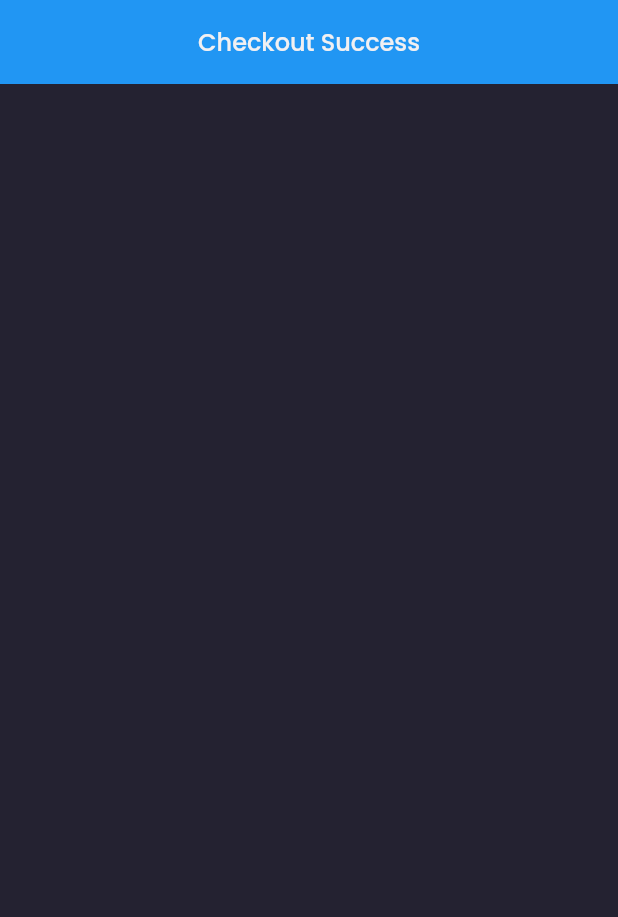
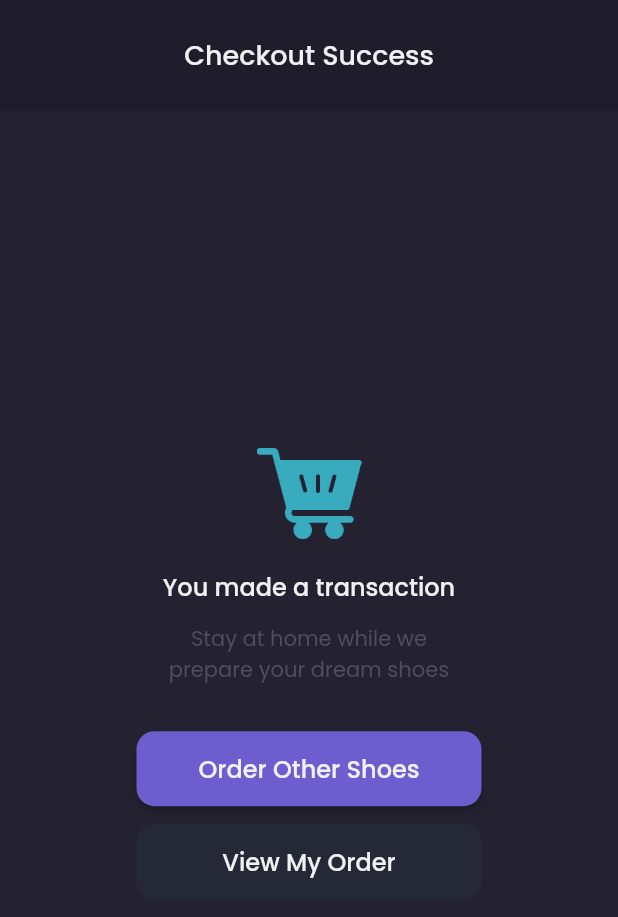
Before and after one commit to kevinrisqi/flutter_shoes_store, a Flutter app: the SuccessCheckoutPage screen opened by its route, on a phone screen of 412 x 824 dp. Shown: the top 917 px of the screen. Run offline on Flutter 3.47's test engine with Material 2 defaults, Android fonts, the light colour scheme and no system bars; our stand-ins replace google_fonts; missing offline and left inert: dart:ffi.

Commit message:
create success checkout page

```diff
--- a/lib/pages/checkout_page.dart
+++ b/lib/pages/checkout_page.dart
@@ -273,7 +273,9 @@ class CheckoutPage extends StatelessWidget {
             width: double.infinity,
             margin: EdgeInsets.all(defaultMargin),
             child: ElevatedButton(
-              onPressed: () {},
+              onPressed: () {
+                Navigator.pushNamed(context, '/checkout-success');
+              },
               style: ElevatedButton.styleFrom(
                 shape: RoundedRectangleBorder(
                   borderRadius: BorderRadius.circular(12),
--- a/lib/pages/success_checkout_page.dart
+++ b/lib/pages/success_checkout_page.dart
@@ -1,3 +1,5 @@
+// ignore_for_file: prefer_const_constructors
+
 import 'package:flutter/material.dart';
 import 'package:flutter_shoes_store/theme.dart';
 
@@ -9,15 +11,107 @@ class SuccessCheckoutPage extends StatelessWidget {
     return Scaffold(
       backgroundColor: bgColor3,
       appBar: AppBar(
+        backgroundColor: bgColor1,
         centerTitle: true,
         elevation: 0,
         automaticallyImplyLeading: false,
+        toolbarHeight: MediaQuery.of(context).size.height * 0.09,
         title: Text(
           'Checkout Success',
           style: primaryTextStyle.copyWith(
-            fontSize: 16,
+            fontSize: 18,
             fontWeight: medium,
           ),
+        ),
+      ),
+      body: Center(
+        child: Column(
+          mainAxisAlignment: MainAxisAlignment.center,
+          children: [
+            Image.asset(
+              'assets/image_cart.png',
+              width: 70,
+            ),
+            SizedBox(
+              height: 20,
+            ),
+            Text(
+              'You made a transaction',
+              style: primaryTextStyle.copyWith(
+                fontSize: 16,
+                fontWeight: medium,
+              ),
+            ),
+            SizedBox(
+              height: 12,
+            ),
+            Text(
+              'Stay at home while we\nprepare your dream shoes',
+              style: subtitleTextStyle,
+              textAlign: TextAlign.center,
+            ),
+            SizedBox(
+              height: defaultMargin,
+            ),
+            Container(
+              width: 230,
+              height: 50,
+              child: ElevatedButton(
+                onPressed: () {
+                  Navigator.pushNamed(context, '/main');
+                },
+                style: ElevatedButton.styleFrom(
+                  primary: primaryColor,
+                  shape: RoundedRectangleBorder(
+                    borderRadius: BorderRadius.circular(12),
+                  ),
+                ),
+                child: Container(
+                  padding: EdgeInsets.symmetric(
+                    horizontal: 24,
+                    vertical: 10,
+                  ),
+                  child: Text(
+                    'Order Other Shoes',
+                    style: primaryTextStyle.copyWith(
+                      fontSize: 16,
+                      fontWeight: medium,
+                    ),
+                  ),
+                ),
+              ),
+            ),
+            SizedBox(
+              height: 12,
+            ),
+            Container(
+              width: 230,
+              height: 50,
+              child: ElevatedButton(
+                onPressed: () {},
+                style: ElevatedButton.styleFrom(
+                  primary: bgColor4,
+                  elevation: 0,
+                  shape: RoundedRectangleBorder(
+                    borderRadius: BorderRadius.circular(12),
+                  ),
+                ),
+                child: Container(
+                  padding: EdgeInsets.symmetric(
+                    horizontal: 24,
+                    vertical: 10,
+                  ),
+                  child: Text(
+                    'View My Order',
+                    style: primaryTextStyle.copyWith(
+                      fontSize: 16,
+                      fontWeight: medium,
+                    ),
+                  ),
+                ),
+              ),
+            ),
+          ],
         ),
       ),
     );
```
